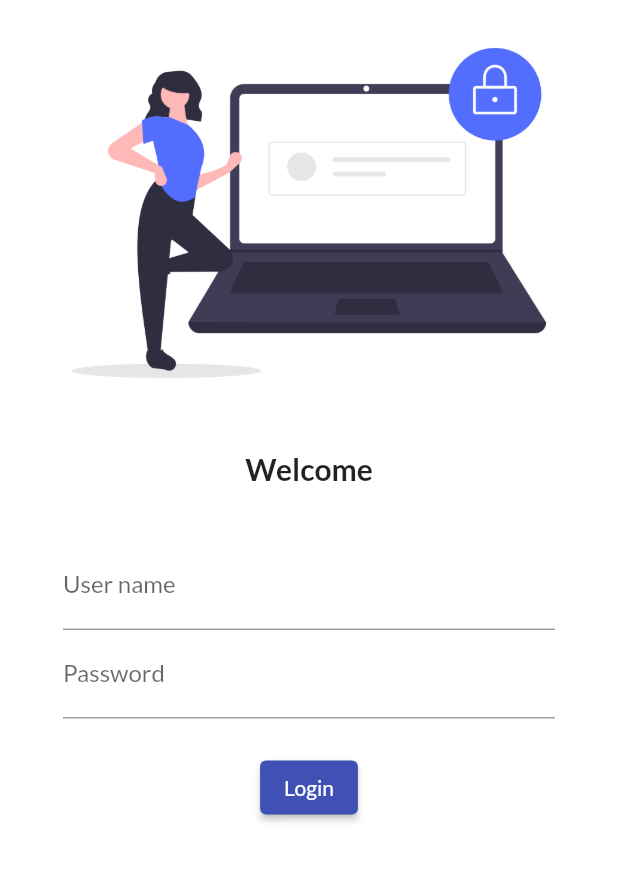
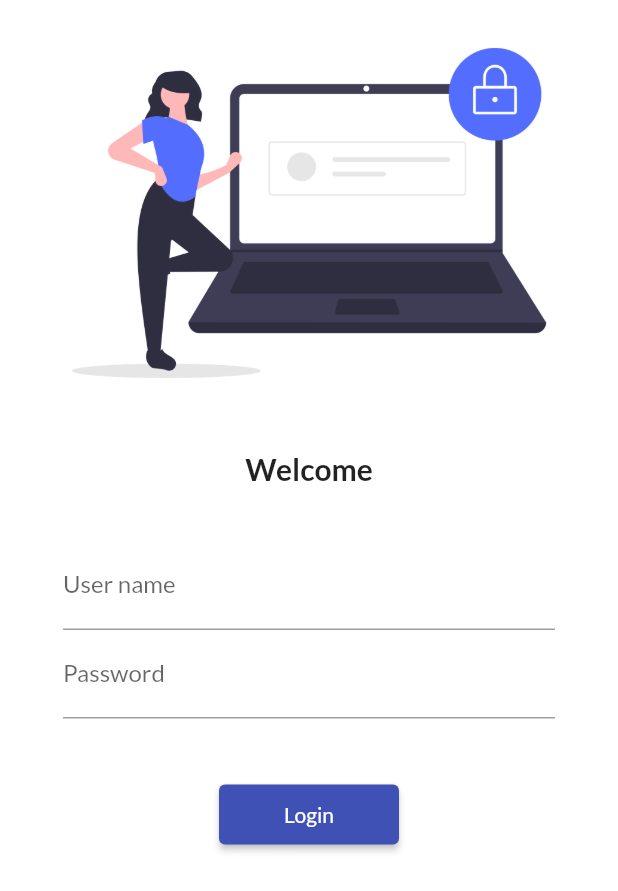
Before and after one commit to DhruvShrotriya/LearningFlutter, a Flutter app: the screen it shows after launch, on a phone screen of 412 x 824 dp. Shown: the top 891 px of the screen. Run offline on Flutter 3.47's test engine with Material 2 defaults, Android fonts, the phone set to English and light mode, and no system bars; our stand-ins replace google_fonts.

Commit message:
routing and login page

```diff
--- a/flutter_catalog/lib/main.dart
+++ b/flutter_catalog/lib/main.dart
@@ -1,5 +1,6 @@
 import 'package:flutter/material.dart';
 import 'package:flutter_catalog/pages/login_page.dart';
+import 'package:flutter_catalog/utils/routes/routes.dart';
 import 'package:google_fonts/google_fonts.dart';
 import 'package:google_fonts/google_fonts.dart';
 
@@ -26,8 +27,8 @@ class MyApp extends StatelessWidget {
       ),
       routes: {
         "/": (context) => LoginPage(),
-        "/home": (context) => HomePage(),
-        "/login": (context) => LoginPage()
+        MyRoutes.homeRoute: (context) => HomePage(),
+        MyRoutes.loginRoute: (context) => LoginPage()
       },
     );
   }
--- a/flutter_catalog/lib/pages/login_page.dart
+++ b/flutter_catalog/lib/pages/login_page.dart
@@ -1,4 +1,5 @@
 import 'package:flutter/material.dart';
+import 'package:flutter_catalog/utils/routes/routes.dart';
 
 class LoginPage extends StatelessWidget {
   const LoginPage({super.key});
@@ -7,6 +8,7 @@ class LoginPage extends StatelessWidget {
   Widget build(BuildContext context) {
     return Material(
         color: Colors.white,
+        child: SingleChildScrollView(
           child: Column(children: [
             Image.asset(
               "assets/images/Login_img.png",
@@ -23,7 +25,8 @@ class LoginPage extends StatelessWidget {
               height: 20,
             ),
             Padding(
-            padding: const EdgeInsets.symmetric(vertical: 16.0, horizontal: 42),
+              padding:
+                  const EdgeInsets.symmetric(vertical: 16.0, horizontal: 42),
               child: Column(
                 children: [
                   TextFormField(
@@ -36,17 +39,20 @@ class LoginPage extends StatelessWidget {
                         hintText: "Enter Password", labelText: "Password"),
                   ),
                   SizedBox(
-                  height: 22,
+                    height: 40,
                   ),
                   ElevatedButton(
                     onPressed: () {
-                    print("Hello Dhruv");
+                      //print("Hello Dhruv");
+                      Navigator.pushNamed(context, MyRoutes.homeRoute);
                     },
                     child: Text("Login"),
+                    style: TextButton.styleFrom(minimumSize: Size(120, 40)),
                   )
                 ],
               ),
             )
-        ]));
+          ]),
+        ));
   }
 }
--- /dev/null
+++ b/flutter_catalog/lib/utils/routes/routes.dart
@@ -0,0 +1,4 @@
+class MyRoutes {
+  static String loginRoute = "/";
+  static String homeRoute = "/home";
+}
```
Also changed, not shown: 1 other file. Lines whose indentation alone changed are shown as unchanged.
